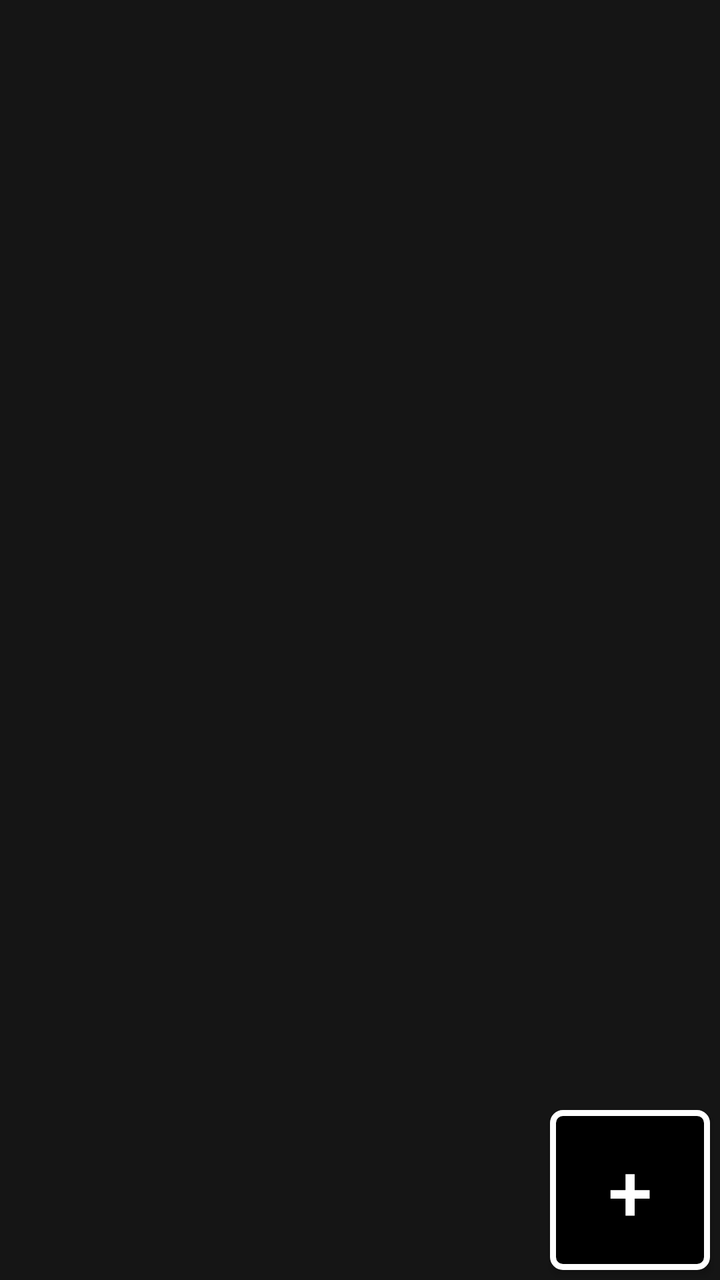
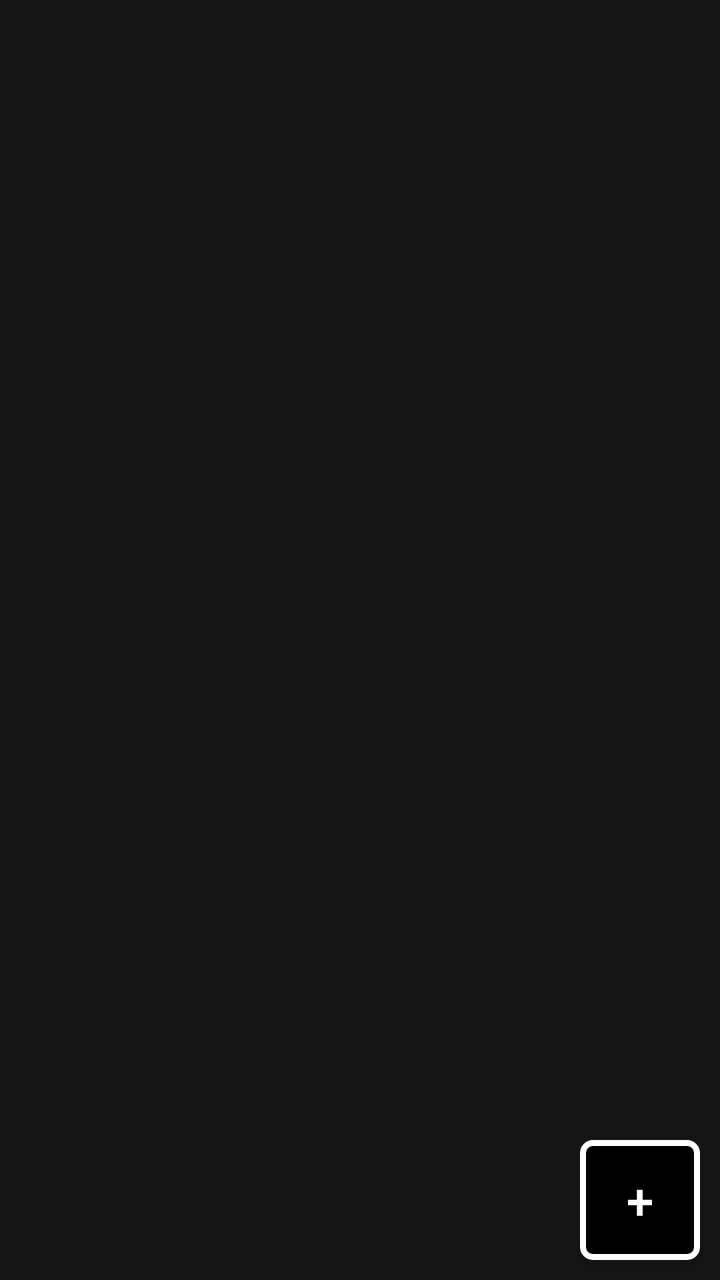

An Android layout rendered at two revisions. The XML below is the earlier revision; the diff shows what the commit changed to produce the second picture.
<!-- AndroidManifest.xml: application theme Theme.Riova -->
<!-- res/layout/journal.xml -->
<?xml version="1.0" encoding="utf-8"?>
<androidx.constraintlayout.widget.ConstraintLayout xmlns:android="http://schemas.android.com/apk/res/android"
    xmlns:tools="http://schemas.android.com/tools"
    xmlns:app="http://schemas.android.com/apk/res-auto"
    android:id="@+id/fragment_journal"
    android:layout_width="match_parent"
    android:layout_height="match_parent"
    android:background="@color/navigation_back"
    tools:context=".fragments.JournalFragment">

    
    <androidx.recyclerview.widget.RecyclerView
        app:layout_constraintTop_toTopOf="parent"
        app:layout_constraintBottom_toBottomOf="parent"
        android:id="@+id/journal_recycler_view"
        android:layout_width="match_parent"
        android:layout_height="match_parent"
        android:clipToPadding="false"
        android:paddingTop="5dp"
        android:visibility="gone"
        app:layoutManager="androidx.recyclerview.widget.LinearLayoutManager"
        android:orientation="vertical"
        app:stackFromEnd="false"
        android:fillViewport="true">

    </androidx.recyclerview.widget.RecyclerView>

    <Button
        app:layout_constraintBottom_toBottomOf="parent"
        app:layout_constraintEnd_toEndOf="parent"
        android:id="@+id/button_addJournal"
        android:layout_gravity="bottom"
        android:gravity="center"
        android:layout_width="80dp"
        android:layout_height="80dp"
        android:text="@string/plus"
        android:textSize="40sp"
        app:backgroundTint="@null"
        style="@style/addjournal_button"/>
    

</androidx.constraintlayout.widget.ConstraintLayout>
<!-- resources referenced by this layout -->
<resources>
  <color name="navigation_back">#151515</color>
  <string name="plus">+</string>
  <style name="addjournal_button" parent="Widget.AppCompat.Button">
          <item name="android:layout_width">45dp</item>
          <item name="android:layout_height">45dp</item>
          <item name="android:layout_margin">5dp</item>
          <item name="android:clickable">true</item>
          <item name="android:focusable">true</item>
          <item name="android:background">@drawable/addjournal_button</item>
      </style>
  <style name="Theme.Riova" parent="Base.Theme.Riova" />
  <!-- drawable addjournal_button (drawable) -->
  <?xml version="1.0" encoding="utf-8"?>
  <shape xmlns:android="http://schemas.android.com/apk/res/android">
  
      <solid android:color="@color/black"/>
      <stroke
          android:width="3dp"
          android:color="#FFFFFF"
          />
      <corners
          android:radius="5dp"
          />
  </shape>
  <style name="Base.Theme.Riova" parent="Theme.Material3.DayNight.NoActionBar">
          
          
      </style>
  <color name="black">#FF000000</color>
</resources>

<!-- the commit's change to res/layout/journal.xml (unified diff, before → after) -->
@@ -21,6 +21,8 @@
         app:layoutManager="androidx.recyclerview.widget.LinearLayoutManager"
         android:orientation="vertical"
         app:stackFromEnd="false"
+        android:scrollbars="vertical"
+        android:scrollbarTrackVertical="@color/black"
         android:fillViewport="true">
 
     </androidx.recyclerview.widget.RecyclerView>
@@ -29,14 +31,13 @@
         app:layout_constraintBottom_toBottomOf="parent"
         app:layout_constraintEnd_toEndOf="parent"
         android:id="@+id/button_addJournal"
-        android:layout_gravity="bottom"
-        android:gravity="center"
-        android:layout_width="80dp"
-        android:layout_height="80dp"
+        android:layout_width="60dp"
+        android:layout_height="60dp"
         android:text="@string/plus"
-        android:textSize="40sp"
+        android:textSize="25sp"
         app:backgroundTint="@null"
-        style="@style/addjournal_button"/>
+        style="@style/addjournal_button"
+        android:layout_margin="10dp"/>
     
 
 </androidx.constraintlayout.widget.ConstraintLayout>
